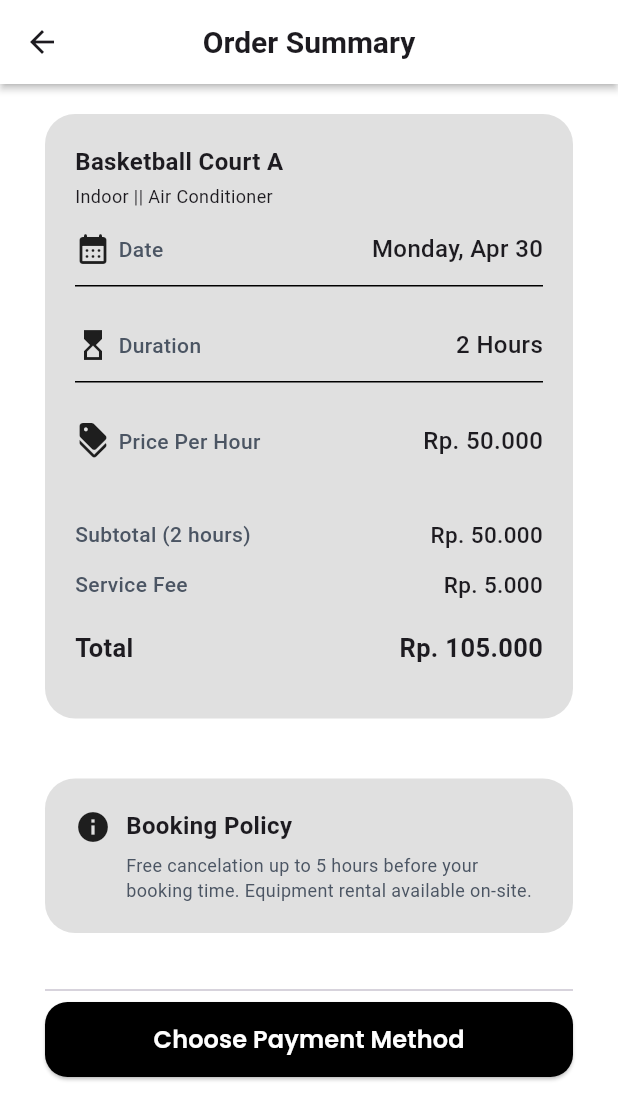
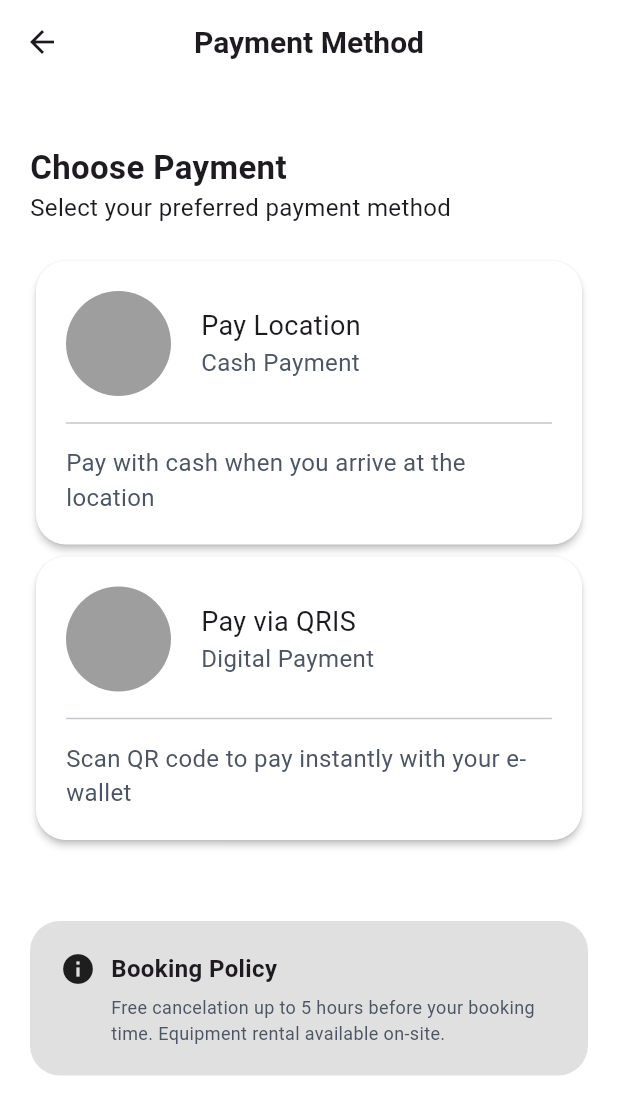
Before and after one commit to Lutfi1919/flutter-slicing-courts, a Flutter app: the OrderSummary screen opened directly, after a tap on "Choose Payment Method", on a phone screen of 412 x 824 dp. Shown: the top 1120 px of the screen. Run offline on Flutter 3.47's test engine with Material 3 defaults, Android fonts, the phone set to English and light mode, and no system bars; our stand-ins replace from_css_color, google_fonts.

Commit message:
add payment_confirmation page

```diff
--- a/lib/views/order_summary.dart
+++ b/lib/views/order_summary.dart
@@ -1,3 +1,4 @@
+import 'package:application_sewa_lapangan/views/payment_method.dart';
 import 'package:application_sewa_lapangan/widgets/button.dart';
 import 'package:flutter/material.dart';
 import 'package:from_css_color/from_css_color.dart';
@@ -231,7 +232,13 @@ class OrderSummary extends StatelessWidget {
               ),
               SizedBox(height: 30,),
               Divider(),
-              CustomButton(textButton: "Choose Payment Method", onPressed: () {})
+              CustomButton(textButton: "Choose Payment Method", onPressed: () {
+                Navigator.push(
+                  context,
+                  MaterialPageRoute(builder: (context) => PaymentMethod()
+                  )
+                );
+              })
             ],
           ),
         ),
--- /dev/null
+++ b/lib/views/payment_method.dart
@@ -0,0 +1,228 @@
+import 'package:application_sewa_lapangan/views/payment_confirmation.dart';
+import 'package:application_sewa_lapangan/views/payment_success.dart';
+import 'package:application_sewa_lapangan/widgets/button.dart';
+import 'package:flutter/material.dart';
+import 'package:from_css_color/from_css_color.dart';
+import 'package:google_fonts/google_fonts.dart';
+
+class PaymentMethod extends StatelessWidget {
+  const PaymentMethod({super.key});
+
+  @override
+  Widget build(BuildContext context) {
+    return Scaffold(
+      appBar:  AppBar(
+        title: Text(
+          "Payment Method",
+          style: GoogleFonts.stackSansHeadline(
+            fontSize: 20,
+            fontWeight: FontWeight.w600,
+          ),
+          // textAlign: TextAlign.center,
+        ),
+        centerTitle: true,
+        automaticallyImplyLeading: true,
+        backgroundColor: Colors.white,
+      ),
+      backgroundColor: Colors.white,
+      body: SingleChildScrollView(
+        child: Padding(
+          padding: const EdgeInsets.symmetric(
+            horizontal: 20,
+          ),
+          child: Column(
+            crossAxisAlignment: CrossAxisAlignment.start,
+            children: [
+              SizedBox(height: 40,),
+              Text("Choose Payment",
+                style: GoogleFonts.stackSansHeadline(
+                  fontSize: 22,
+                  fontWeight: FontWeight.bold
+                ),
+              ),
+              Text("Select your preferred payment method",
+                style: GoogleFonts.stackSansHeadline(
+                  fontSize: 16,
+                ),
+              ),
+              SizedBox(height: 20,),
+              Card(
+                shape: RoundedRectangleBorder(
+                  borderRadius: BorderRadius.circular(20),
+                ),
+                elevation: 2,
+                color: Colors.white,
+                child: InkWell(
+                  onTap: () {
+                    Navigator.push(
+                      context,
+                      MaterialPageRoute(builder: (context) => PaymentSuccess())
+                    );
+                  },
+                  borderRadius: BorderRadius.circular(20),
+                  child: Padding(
+                    padding: const EdgeInsets.all(20),
+                    child: Column(
+                      children: [
+                        Row(
+                          children: [
+                            Container(
+                              width: 70,
+                              height: 70,
+                              decoration: BoxDecoration(
+                                borderRadius: BorderRadius.circular(100),
+                                color: Colors.grey,
+                              ),
+                            ),
+                            SizedBox(width: 20,),
+                            Column(
+                              crossAxisAlignment: CrossAxisAlignment.start,
+                              children: [
+                                Text("Pay Location",
+                                  style: GoogleFonts.stackSansHeadline(
+                                    fontSize: 18,
+                                  ),
+                                ),
+                                Text("Cash Payment",
+                                  style: GoogleFonts.stackSansHeadline(
+                                    fontSize: 16,
+                                    color: fromCssColor("#4b5563")
+                                  ),
+                                ),
+                              ]
+                            ),
+                          ],
+                        ),
+                        Column(
+                          crossAxisAlignment: CrossAxisAlignment.start,
+                          children: [
+                            SizedBox(height: 10,),
+                            Divider(),
+                            SizedBox(height: 7,),
+                            Text("Pay with cash when you arrive at the location",
+                              style: GoogleFonts.stackSansHeadline(
+                                fontSize: 16,
+                                color: fromCssColor("#4b5563")
+                              ),
+                            ),
+                          ],
+                        ),
+                      ]
+                    )
+                  ),
+                )
+              ),
+              Card(
+                shape: RoundedRectangleBorder(
+                  borderRadius: BorderRadius.circular(20),
+                ),
+                elevation: 2,
+                color: Colors.white,
+                child: InkWell(
+                  onTap: () {
+                    Navigator.push(
+                      context,
+                      MaterialPageRoute(builder: (context) => PaymentConfirmation())
+                    );
+                  },
+                  borderRadius: BorderRadius.circular(20),
+                  child: Padding(
+                    padding: const EdgeInsets.all(20),
+                    child: Column(
+                      children: [
+                        Row(
+                          children: [
+                            Container(
+                              width: 70,
+                              height: 70,
+                              decoration: BoxDecoration(
+                                borderRadius: BorderRadius.circular(100),
+                                color: Colors.grey,
+                              ),
+                            ),
+                            SizedBox(width: 20,),
+                            Column(
+                              crossAxisAlignment: CrossAxisAlignment.start,
+                              children: [
+                                Text("Pay via QRIS",
+                                  style: GoogleFonts.stackSansHeadline(
+                                    fontSize: 18,
+                                  ),
+                                ),
+                                Text("Digital Payment",
+                                  style: GoogleFonts.stackSansHeadline(
+                                    fontSize: 16,
+                                    color: fromCssColor("#4b5563")
+                                  ),
+                                ),
+                              ]
+                            ),
+                          ],
+                        ),
+                        Column(
+                          crossAxisAlignment: CrossAxisAlignment.start,
+                          children: [
+                            SizedBox(height: 10,),
+                            Divider(),
+                            SizedBox(height: 7,),
+                            Text("Scan QR code to pay instantly with your e-wallet",
+                              style: GoogleFonts.stackSansHeadline(
+                                fontSize: 16,
+                                color: fromCssColor("#4b5563")
+                              ),
+                            ),
+                          ],
+                        ),
+                      ]
+                    )
+                  ),
+                )
+              ),
+              SizedBox(height: 50,),
+              Container(
+                width: double.infinity,
+                padding: EdgeInsets.all(20),
+                decoration: BoxDecoration(
+                  color: Colors.grey.shade300,
+                  borderRadius: BorderRadius.circular(20)
+                ),
+                child: Padding(
+                padding: EdgeInsetsGeometry.symmetric(),
+                  child: Column(
+                    crossAxisAlignment: CrossAxisAlignment.start,
+                    children: [
+                      Row(
+                        crossAxisAlignment: CrossAxisAlignment.start,
+                        children: [
+                          Icon(Icons.info),
+                          SizedBox(width: 10,),
+                          Text("Booking Policy",
+                            style: GoogleFonts.stackSansHeadline(
+                              fontWeight: FontWeight.bold,
+                              fontSize: 16
+                            ),
+                          ),
+                        ],
+                      ),
+                      SizedBox(height: 5,),
+                      Padding(
+                        padding: EdgeInsets.only(left: 34),
+                        child: Text("Free cancelation up to 5 hours before your booking time. Equipment rental available on-site.",
+                          style: GoogleFonts.stackSansHeadline(
+                            color: fromCssColor("#4b5563"),
+                            fontSize: 12
+                          ),
+                        ),
+                      ),
+                    ],
+                  ),
+                ),
+              ),
+              SizedBox(height: 50,),
+            ],
+          )
+        ),
+      )
+    );
+  }
+}
--- a/lib/widgets/button.dart
+++ b/lib/widgets/button.dart
@@ -8,6 +8,8 @@ class CustomButton extends StatelessWidget {
   final double heightButton;
   final double titleSize;
   final double radiusButton;
+  final Color bgButton;
+  final Color colorText;
 
   const CustomButton({
     super.key,
@@ -17,6 +19,8 @@ class CustomButton extends StatelessWidget {
     this.heightButton = 50,
     this.titleSize = 16,
     this.radiusButton = 15,
+    this.bgButton = Colors.black,
+    this.colorText = Colors.white,
   });
 
   @override
@@ -27,7 +31,7 @@ class CustomButton extends StatelessWidget {
       child: ElevatedButton(
         onPressed: onPressed,
         style: ElevatedButton.styleFrom( // styleFrom : styling button
-          backgroundColor: Colors.black,
+          backgroundColor: bgButton,
           shape: RoundedRectangleBorder(
             borderRadius: BorderRadiusGeometry.circular(radiusButton),
           )
@@ -35,7 +39,7 @@ class CustomButton extends StatelessWidget {
         child: Text(textButton, style: GoogleFonts.poppins(
           fontWeight: FontWeight.w600,
           fontSize: titleSize,
-          color: Colors.white
+          color: colorText
         ))
       ),
     );
--- a/pubspec.yaml
+++ b/pubspec.yaml
@@ -60,7 +60,9 @@ flutter:
   uses-material-design: true
 
   # To add assets to your application, add an assets section, like this:
-  # assets:
+  assets:
+    - assets/images/checklist.png
+    - assets/images/barcode.png
   #   - images/a_dot_burr.jpeg
   #   - images/a_dot_ham.jpeg
 
```
Also changed, not shown: lib/views/payment_confirmation.dart (added, +132 -0 lines), lib/views/payment_success.dart (added, +176 -0 lines), assets/images/barcode.png (added), assets/images/checklist.png (added).
